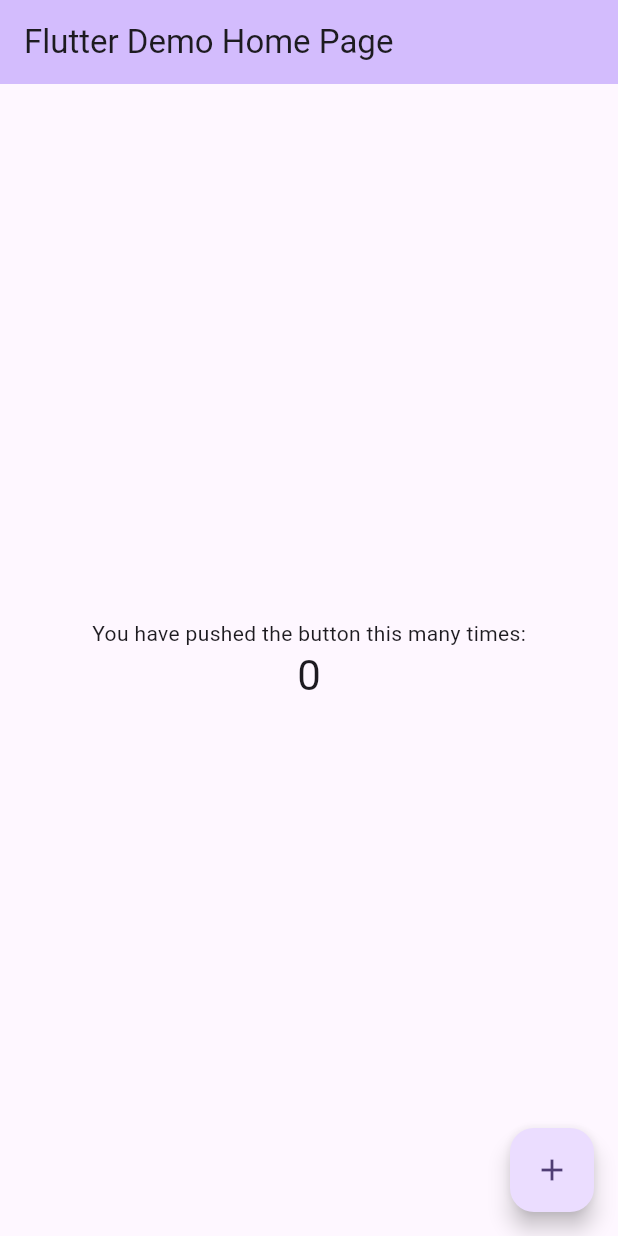
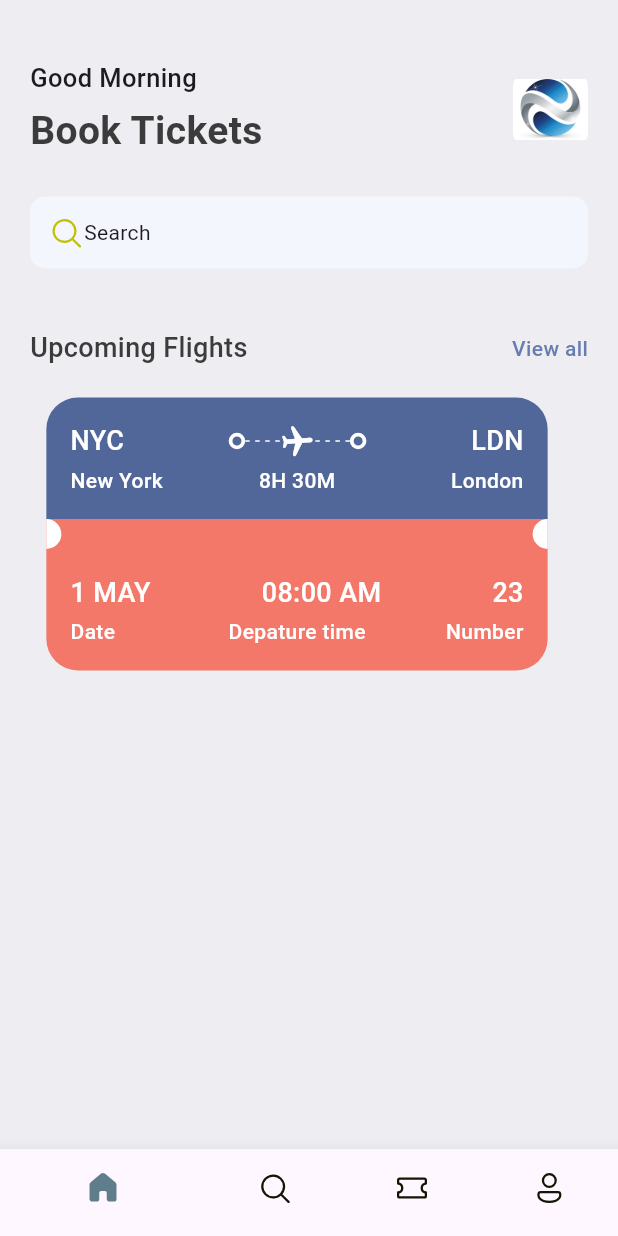
Before and after one commit to Abdulquadri-Mahmud/Ticket_App, a Flutter app: the screen it shows after launch, on a phone screen of 412 x 824 dp. Run offline on Flutter 3.47's test engine with Material 3 defaults, Android fonts, the phone set to English and light mode, and no system bars; our stand-ins replace fluentui_icons.

Commit message:
home screen created

```diff
--- /dev/null
+++ b/lib/base/Reusable_Widget/app_double_text.dart
@@ -0,0 +1,30 @@
+import 'package:flutter/material.dart';
+import 'package:ticket_app/base/Reusable_Widget/app_styles.dart';
+
+class AppDoubleText extends StatelessWidget {
+  const AppDoubleText(
+    {super.key, required this.bigText, required this.smallText });
+
+  final String bigText;
+  final String smallText;
+
+  @override
+  Widget build(BuildContext context) {
+    return Row(
+      mainAxisAlignment: MainAxisAlignment.spaceBetween,
+
+      children: [
+        Text(bigText, style: HeadlineStyles.headlineStyle2,
+        ),
+        InkWell(
+          onTap: () {
+
+          },
+          child: Text(smallText, style: HeadlineStyles.textStyle.copyWith(
+            color: AppStyles.primaryColor,
+          )),
+        ),
+      ],
+    );
+  }
+}
--- /dev/null
+++ b/lib/base/Reusable_Widget/app_media.dart
@@ -0,0 +1,4 @@
+class AppMedia{
+  static const _baseImage = "assets/images";
+  static const logo = '$_baseImage/logo.jpg';
+}
--- /dev/null
+++ b/lib/base/Reusable_Widget/app_styles.dart
@@ -0,0 +1,48 @@
+import 'package:flutter/material.dart';
+
+Color primary = const Color(0xff687daf);
+
+class AppStyles {
+  static Color primaryColor = primary;
+  static Color textColor = const Color(0xff3b3b3b);
+  static Color bgColor = const Color(0xFFeeedf2);
+  static Color ticketBlue = const Color(0xFF526799);
+  static Color ticketOrange = const Color(0xFFF37869);
+
+
+  // const TextStyle headLineStyle1 = ;
+}
+
+class HeadlineStyles {
+  static Color textColor = const Color(0xff3b3b3b);
+
+  static TextStyle textStyle = TextStyle(
+    fontSize: 14,
+    fontWeight: FontWeight.w500,
+    color: textColor,
+  );
+
+  static TextStyle headlineStyle1 = TextStyle(
+    fontSize: 26,
+    fontWeight: FontWeight.bold,
+    color: textColor,
+  );
+
+  static TextStyle headlineStyle2 = TextStyle(
+    fontSize: 18,
+    fontWeight: FontWeight.w500,
+    color: textColor,
+  );
+
+  static TextStyle headlineStyle3 = TextStyle(
+    fontSize: 17,
+    fontWeight: FontWeight.w500,
+    color: textColor,
+  );
+
+  static TextStyle headlineStyle4 = TextStyle(
+    fontSize: 14,
+    fontWeight: FontWeight.w500,
+    color: textColor,
+  );
+}
--- /dev/null
+++ b/lib/base/Reusable_Widget/appbar_text_style.dart
@@ -0,0 +1,33 @@
+import 'package:flutter/material.dart';
+
+class AppbarTextStyle extends StatelessWidget {
+  const AppbarTextStyle(this.text, {super.key});
+
+  final String text;
+
+  @override
+  Widget build(BuildContext context) {
+    return Text(
+      text,
+      style: const TextStyle(fontSize: 17, fontWeight: FontWeight.w500),
+    );
+  }
+}
+
+class AppbarTextStyle2 extends StatelessWidget {
+  const AppbarTextStyle2(this.text, {super.key});
+
+  final String text;
+
+  @override
+  Widget build(BuildContext context) {
+    return Text(
+      text,
+      style: const TextStyle(
+        fontSize: 26,
+        fontWeight: FontWeight.w700,
+        color: Color(0xff3b3b3b),
+      ),
+    );
+  }
+}
--- /dev/null
+++ b/lib/base/Reusable_Widget/tickets_view.dart
@@ -0,0 +1,164 @@
+import 'package:flutter/material.dart';
+import 'package:ticket_app/base/Reusable_Widget/app_styles.dart';
+import 'package:ticket_app/base/Reusable_Widget/widgets/Text_style_third.dart';
+import 'package:ticket_app/base/Reusable_Widget/widgets/app_layout_builder.dart';
+import 'package:ticket_app/base/Reusable_Widget/widgets/big_circle.dart';
+import 'package:ticket_app/base/Reusable_Widget/widgets/big_dot.dart';
+
+class TicketsView extends StatelessWidget {
+  const TicketsView({super.key});
+
+  @override
+  Widget build(BuildContext context) {
+    final size = MediaQuery.of(context).size;
+
+
+    return SizedBox(
+      width: size.width*0.85,
+      height: 220,
+      child: Container(
+        margin: const EdgeInsets.only(right: 16),
+
+        child: Column(
+          children: [
+            // blue part of the ticket
+            Container(
+              padding: const EdgeInsets.all(16),
+
+              decoration: BoxDecoration(
+                color: AppStyles.ticketBlue,
+                borderRadius: const BorderRadius.only(topLeft: Radius.circular(21), topRight: Radius.circular(21)),
+              ),
+
+              child: Column(
+                children: [
+                  // show depature and destination with plane icon
+                  Row(
+                    children: [
+                      const TextStyleThird(text: "NYC",),
+
+                      Expanded(child: Container()),
+                      const BigDot(),
+                      Expanded(child: Stack(children: [
+                        const SizedBox(
+
+                          height: 24,
+                          child: AppLayoutBuilder(randomDivider: 6,)
+
+                        ),
+
+                        Center(child: Transform.rotate(
+                          angle: 1.5,
+                          child: const Icon(Icons.local_airport_rounded, color: Colors.white,)),)
+
+                      ],)),
+
+                      const BigDot(),
+                      Expanded(child: Container()),
+                      Text(
+                        "LDN", style: HeadlineStyles.headlineStyle2.copyWith(color: Colors.white,
+                      )),
+                    ],
+                  ),
+                  const SizedBox(height: 3,),
+                  // Show departure and destination with time
+                  Row(
+                    children: [
+                      SizedBox(
+                        width: 100,
+                        child: Text(
+                          "New York", style: HeadlineStyles.headlineStyle4.copyWith(color: Colors.white,
+                        )),
+                      ),
+                      Expanded(child: Container()),
+                      Text(
+                        "8H 30M", style: HeadlineStyles.headlineStyle4.copyWith(color: Colors.white,
+                      )),
+                      Expanded(child: Container()),
+                      SizedBox(
+                        width: 100,
+                        child: Text(
+                          textAlign: TextAlign.end,
+                          "London", style: HeadlineStyles.headlineStyle4.copyWith(color: Colors.white,
+                        )),
+                      ),
+                    ],
+                  ),
+                ],
+              ),
+            ),
+            // circles and dots
+            Container(
+
+              color: AppStyles.ticketOrange,
+
+              child: Row(
+                children: [
+                  const BigCircle(isRight: false,),
+                  Expanded(child: Container()),
+                  const BigCircle(isRight: true,),
+                ],),
+
+            ),
+            // orange part of the ticketc
+            Container(
+              padding: const EdgeInsets.all(16),
+
+              decoration: BoxDecoration(
+                color: AppStyles.ticketOrange,
+                borderRadius: const BorderRadius.only(bottomRight: Radius.circular(21), bottomLeft: Radius.circular(21)),
+              ),
+
+              child: Column(
+                mainAxisAlignment: MainAxisAlignment.center,
+
+                children: [
+                  // show depature and destination with plane icon
+                  Row(
+                    children: [
+                      Text(
+                        "1 MAY", style: HeadlineStyles.headlineStyle2.copyWith(color: Colors.white,
+                      )),
+                      Expanded(child: Container()),
+                      Text(
+                        "08:00 AM", style: HeadlineStyles.headlineStyle2.copyWith(color: Colors.white,
+                      )),
+                      Expanded(child: Container()),
+                      Text(
+                        "23", style: HeadlineStyles.headlineStyle2.copyWith(color: Colors.white,
+                      )),
+                    ],
+                  ),
+                  const SizedBox(height: 3,),
+                  // Show departure and destination with time
+                  Row(
+                    children: [
+                      SizedBox(
+                        width: 100,
+                        child: Text(
+                          "Date", style: HeadlineStyles.headlineStyle4.copyWith(color: Colors.white,
+                        )),
+                      ),
+                      Expanded(child: Container()),
+                      Text(
+                        "Depature time", style: HeadlineStyles.headlineStyle4.copyWith(color: Colors.white,
+                      )),
+                      Expanded(child: Container()),
+                      SizedBox(
+                        width: 100,
+                        child: Text(
+                          textAlign: TextAlign.end,
+                          "Number", style: HeadlineStyles.headlineStyle4.copyWith(color: Colors.white,
+                        )),
+                      ),
+                    ],
+                  ),
+                ],
+              ),
+            ),
+          ],
+        ),
+      ),
+    );
+  }
+}
--- /dev/null
+++ b/lib/base/Reusable_Widget/widgets/app_layout_builder.dart
@@ -0,0 +1,27 @@
+import 'package:flutter/material.dart';
+
+class AppLayoutBuilder extends StatelessWidget {
+  const AppLayoutBuilder({super.key, required this.randomDivider});
+
+  final int randomDivider;
+
+  @override
+  Widget build(BuildContext context) {
+    return LayoutBuilder(builder: (BuildContext context, BoxConstraints constraints) {
+      // print("${constraints.constrainWidth()}");
+
+      return Row(
+        mainAxisAlignment: MainAxisAlignment.spaceBetween,
+          children: List.generate((constraints.constrainWidth() / randomDivider).floor(), (index) => const SizedBox(
+            width: 3,
+            height: 1,
+              child: DecoratedBox(decoration: BoxDecoration(
+                  color: Colors.white
+                )
+              ),
+            )
+          ),
+        );
+    });
+  }
+}
--- /dev/null
+++ b/lib/base/Reusable_Widget/widgets/big_circle.dart
@@ -0,0 +1,28 @@
+import 'package:flutter/material.dart';
+
+class BigCircle extends StatelessWidget {
+  const BigCircle({super.key, required this.isRight});
+
+  // ignore: prefer_typing_uninitialized_variables
+  final isRight;
+
+  @override
+  Widget build(BuildContext context) {
+    return SizedBox(
+        height: 20,
+        width: 10,
+        child: DecoratedBox(
+          decoration: BoxDecoration(
+          color: Colors.white,
+          borderRadius: isRight == true ? const BorderRadius.only(
+            topLeft: Radius.circular(10),
+            bottomLeft: Radius.circular(10),
+          ) : const BorderRadius.only(
+            topRight: Radius.circular(10),
+            bottomRight: Radius.circular(10),
+          )
+        ),
+      )
+    );
+  }
+}
--- /dev/null
+++ b/lib/base/Reusable_Widget/widgets/big_dot.dart
@@ -0,0 +1,17 @@
+import 'package:flutter/material.dart';
+
+class BigDot extends StatelessWidget {
+  const BigDot({super.key});
+
+  @override
+  Widget build(BuildContext context) {
+    return Container(
+      padding: const EdgeInsets.all(3),
+      decoration: BoxDecoration(
+        border: Border.all(width: 2.5, color: Colors.white),
+        borderRadius: BorderRadius.circular(20),
+
+      ),
+    );
+  }
+}
--- /dev/null
+++ b/lib/base/Reusable_Widget/widgets/text_style_third.dart
@@ -0,0 +1,15 @@
+import 'package:flutter/material.dart';
+import 'package:ticket_app/base/Reusable_Widget/app_styles.dart';
+
+class TextStyleThird extends StatelessWidget {
+  const TextStyleThird({super.key, required this.text});
+
+  final String text;
+
+  @override
+  Widget build(BuildContext context) {
+    return Text(
+      text, style: HeadlineStyles.headlineStyle2.copyWith(color: Colors.white,
+    ));
+  }
+}
--- /dev/null
+++ b/lib/base/bottom_nav_bar.dart
@@ -0,0 +1,66 @@
+import 'package:fluentui_icons/fluentui_icons.dart';
+import 'package:flutter/material.dart';
+import 'package:ticket_app/base/screens/home_screen.dart';
+
+class BottomNavBar extends StatefulWidget {
+  const BottomNavBar({super.key});
+
+  @override
+  State<BottomNavBar> createState() => _BottomNavBarState();
+}
+
+class _BottomNavBarState extends State<BottomNavBar> {
+
+  final appScreens = [
+    const HomeScreen(),
+    const Text('Search'),
+    const Text('Tickets'),
+    const Text('Profile'),
+  ];
+
+  var _selectedIndex = 0;
+
+  void _onItemTapped(int index) {
+    setState(() {
+      _selectedIndex = index;
+    });
+
+    // print("Tapped index is $_selectedIndex");
+  }
+
+  @override
+  Widget build(BuildContext context) {
+    return Scaffold(
+
+      body: Center(child: appScreens[_selectedIndex]),
+
+      bottomNavigationBar:BottomNavigationBar(
+        selectedItemColor: Colors.blueGrey,
+        unselectedItemColor: const Color.fromARGB(255, 19, 22, 3),
+        showSelectedLabels: false,
+
+        currentIndex: _selectedIndex,
+        onTap: _onItemTapped,
+
+        items: const [
+          BottomNavigationBarItem(icon: Icon(FluentSystemIcons.ic_fluent_home_regular),
+          activeIcon: Icon(FluentSystemIcons.ic_fluent_home_filled),
+          label: 'Home'),
+
+          BottomNavigationBarItem(icon: Icon(FluentSystemIcons.ic_fluent_search_regular),
+          activeIcon: Icon(FluentSystemIcons.ic_fluent_search_filled),
+          label: 'Search'),
+
+          BottomNavigationBarItem(icon: Icon(FluentSystemIcons.ic_fluent_ticket_regular),
+          activeIcon: Icon(FluentSystemIcons.ic_fluent_ticket_filled),
+          label: 'Tickets'),
+
+          BottomNavigationBarItem(icon: Icon(FluentSystemIcons.ic_fluent_person_regular),
+          activeIcon: Icon(FluentSystemIcons.ic_fluent_person_filled),
+          label: 'Profile'),
+        ],
+      ),
+
+    );
+  }
+}
--- /dev/null
+++ b/lib/base/screens/home_screen.dart
@@ -0,0 +1,88 @@
+import 'package:fluentui_icons/fluentui_icons.dart';
+import 'package:flutter/material.dart';
+import 'package:ticket_app/base/Reusable_Widget/app_double_text.dart';
+import 'package:ticket_app/base/Reusable_Widget/app_media.dart';
+import 'package:ticket_app/base/Reusable_Widget/app_styles.dart';
+import 'package:ticket_app/base/Reusable_Widget/appbar_text_style.dart';
+import 'package:ticket_app/base/Reusable_Widget/tickets_view.dart';
+
+class HomeScreen extends StatelessWidget {
+  const HomeScreen({super.key});
+
+  @override
+  Widget build(BuildContext context) {
+    return Scaffold(
+      backgroundColor: AppStyles.bgColor,
+
+      body: ListView(
+        children: [
+          const SizedBox(height: 40,),
+
+          Container(
+            padding: const EdgeInsets.symmetric(horizontal : 20),
+
+            child: Column(
+              children: [
+
+                // first row
+                Row(
+                  mainAxisAlignment: MainAxisAlignment.spaceBetween,
+
+                  children: [
+                    const Column(
+                      crossAxisAlignment: CrossAxisAlignment.start,
+
+                      children: [
+                        AppbarTextStyle('Good Morning'),
+                        SizedBox(height: 5,),
+                        AppbarTextStyle2('Book Tickets'),
+                      ],
+                    ),
+                    Container(
+                      width: 50,
+                      height: 50,
+                      decoration: BoxDecoration(
+
+                        image: const DecorationImage(image: AssetImage(AppMedia.logo)),
+
+                        borderRadius: BorderRadius.circular(10),
+                      ),
+                    )
+                ],),
+
+                const SizedBox(height: 25,),
+                // second row
+                Container(
+                  padding: const EdgeInsets.symmetric(horizontal: 12, vertical: 12),
+                  decoration: BoxDecoration(
+                    borderRadius: BorderRadius.circular(10),
+                    color: const Color(0xFFF4F6FD),
+
+                  ),
+
+                  child: const Row(
+                    // mainAxisAlignment: MainAxisAlignment.spaceBetween,
+
+                    children: [
+                      Icon(FluentSystemIcons.ic_fluent_search_regular, color: Color(0xFFBFC205),),
+                      Text('Search'),
+                  ],) ,
+
+                ),
+
+                const SizedBox(height: 40,),
+                const AppDoubleText(bigText: 'Upcoming Flights', smallText: 'View all'),
+
+                const SizedBox(height: 20,),
+
+                const TicketsView(),
+
+              ],
+            ),
+          ),
+
+        ],
+      ),
+    );
+  }
+}
--- a/lib/main.dart
+++ b/lib/main.dart
@@ -1,4 +1,5 @@
 import 'package:flutter/material.dart';
+import 'package:ticket_app/base/bottom_nav_bar.dart';
 
 void main() {
   runApp(const MyApp());
@@ -7,119 +8,12 @@ void main() {
 class MyApp extends StatelessWidget {
   const MyApp({super.key});
 
-  // This widget is the root of your application.
   @override
   Widget build(BuildContext context) {
-    return MaterialApp(
-      title: 'Flutter Demo',
-      theme: ThemeData(
-        // This is the theme of your application.
-        //
-        // TRY THIS: Try running your application with "flutter run". You'll see
-        // the application has a purple toolbar. Then, without quitting the app,
-        // try changing the seedColor in the colorScheme below to Colors.green
-        // and then invoke "hot reload" (save your changes or press the "hot
-        // reload" button in a Flutter-supported IDE, or press "r" if you used
-        // the command line to start the app).
-        //
-        // Notice that the counter didn't reset back to zero; the application
-        // state is not lost during the reload. To reset the state, use hot
-        // restart instead.
-        //
-        // This works for code too, not just values: Most code changes can be
-        // tested with just a hot reload.
-        colorScheme: ColorScheme.fromSeed(seedColor: Colors.deepPurple),
-        useMaterial3: true,
-      ),
-      home: const MyHomePage(title: 'Flutter Demo Home Page'),
+
+    return const MaterialApp(
+      debugShowCheckedModeBanner: false,
+      home: BottomNavBar(),
     );
   }
 }
-
-class MyHomePage extends StatefulWidget {
-  const MyHomePage({super.key, required this.title});
-
-  // This widget is the home page of your application. It is stateful, meaning
-  // that it has a State object (defined below) that contains fields that affect
-  // how it looks.
-
-  // This class is the configuration for the state. It holds the values (in this
-  // case the title) provided by the parent (in this case the App widget) and
-  // used by the build method of the State. Fields in a Widget subclass are
-  // always marked "final".
-
-  final String title;
-
-  @override
-  State<MyHomePage> createState() => _MyHomePageState();
-}
-
-class _MyHomePageState extends State<MyHomePage> {
-  int _counter = 0;
-
-  void _incrementCounter() {
-    setState(() {
-      // This call to setState tells the Flutter framework that something has
-      // changed in this State, which causes it to rerun the build method below
-      // so that the display can reflect the updated values. If we changed
-      // _counter without calling setState(), then the build method would not be
-      // called again, and so nothing would appear to happen.
-      _counter++;
-    });
-  }
-
-  @override
-  Widget build(BuildContext context) {
-    // This method is rerun every time setState is called, for instance as done
-    // by the _incrementCounter method above.
-    //
-    // The Flutter framework has been optimized to make rerunning build methods
-    // fast, so that you can just rebuild anything that needs updating rather
-    // than having to individually change instances of widgets.
-    return Scaffold(
-      appBar: AppBar(
-        // TRY THIS: Try changing the color here to a specific color (to
-        // Colors.amber, perhaps?) and trigger a hot reload to see the AppBar
-        // change color while the other colors stay the same.
-        backgroundColor: Theme.of(context).colorScheme.inversePrimary,
-        // Here we take the value from the MyHomePage object that was created by
-        // the App.build method, and use it to set our appbar title.
-        title: Text(widget.title),
-      ),
-      body: Center(
-        // Center is a layout widget. It takes a single child and positions it
-        // in the middle of the parent.
-        child: Column(
-          // Column is also a layout widget. It takes a list of children and
-          // arranges them vertically. By default, it sizes itself to fit its
-          // children horizontally, and tries to be as tall as its parent.
-          //
-          // Column has various properties to control how it sizes itself and
-          // how it positions its children. Here we use mainAxisAlignment to
-          // center the children vertically; the main axis here is the vertical
-          // axis because Columns are vertical (the cross axis would be
-          // horizontal).
-          //
-          // TRY THIS: Invoke "debug painting" (choose the "Toggle Debug Paint"
-          // action in the IDE, or press "p" in the console), to see the
-          // wireframe for each widget.
-          mainAxisAlignment: MainAxisAlignment.center,
-          children: <Widget>[
-            const Text(
-              'You have pushed the button this many times:',
-            ),
-            Text(
-              '$_counter',
-              style: Theme.of(context).textTheme.headlineMedium,
-            ),
-          ],
-        ),
-      ),
-      floatingActionButton: FloatingActionButton(
-        onPressed: _incrementCounter,
-        tooltip: 'Increment',
-        child: const Icon(Icons.add),
-      ), // This trailing comma makes auto-formatting nicer for build methods.
-    );
-  }
-}
```
Also changed, not shown: pubspec.yaml (+4 -3 lines), assets/images/logo.jpg (added), pubspec.lock.
